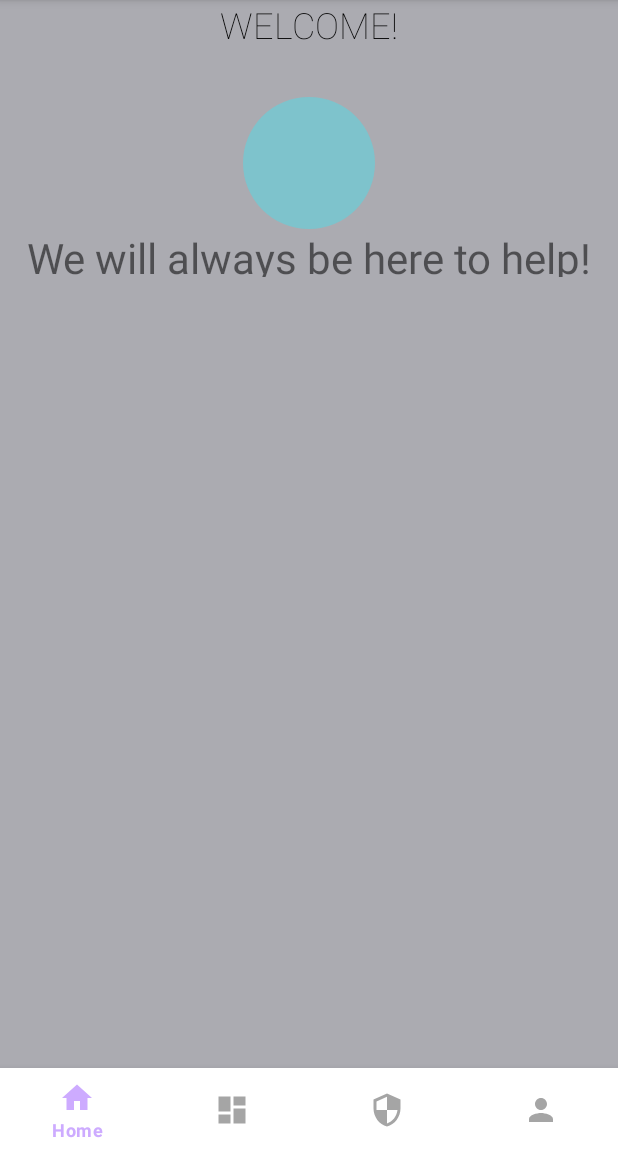
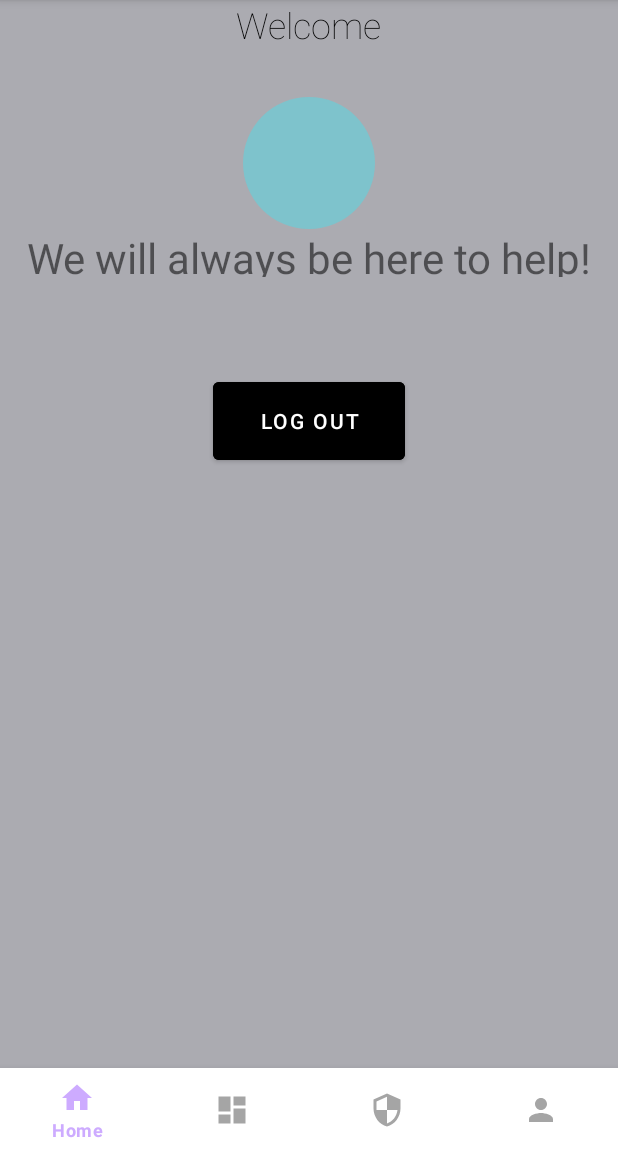
Before and after one commit to utkarshkhanna2609/FamSafe, an Android app: the fragment ProfileFragment placed in its activity, on a phone screen of 412 x 824 dp, the part 84-1236 px from its top. Run offline under Robolectric (Android 15) with nearby library versions, the phone set to English and light mode, and no system bars.

Commit message:
Adding Splash Screen to the application

```diff
--- a/app/src/main/java/com/example/famsafe/LoginActivity.kt
+++ b/app/src/main/java/com/example/famsafe/LoginActivity.kt
@@ -17,6 +17,7 @@ import com.google.firebase.auth.GoogleAuthProvider
 class LoginActivity : AppCompatActivity() {
     private val RC_SIGN_IN = 89
     private lateinit var googleSignInClient: GoogleSignInClient
+    public lateinit var name:String
     override fun onCreate(savedInstanceState: Bundle?) {
         super.onCreate(savedInstanceState)
         setContentView(R.layout.activity_login)
@@ -61,6 +62,7 @@ class LoginActivity : AppCompatActivity() {
                     val user = firebaseAuth.currentUser
                     startActivity(Intent(this,MainActivity::class.java))
                     Log.d("Uttu","Firebase Auth with google:${user?.displayName}")
+                    name=user?.displayName.toString()
                 } else {
                     // Sign in failed, display a message to the user.
                     Log.w(TAG, "signInWithCredential:failure", task.exception)
--- a/app/src/main/java/com/example/famsafe/ProfileFragment.kt
+++ b/app/src/main/java/com/example/famsafe/ProfileFragment.kt
@@ -1,6 +1,7 @@
 package com.example.famsafe
 
 import android.content.Context.LOCATION_SERVICE
+import android.content.res.Configuration
 import android.location.LocationManager
 import android.os.Bundle
 import android.telephony.SmsManager
@@ -12,6 +13,8 @@ import android.widget.Button
 import android.widget.Toast
 import androidx.core.content.ContextCompat.getSystemService
 import kotlinx.android.synthetic.main.fragment_profile.*
+import java.util.*
+import kotlin.collections.HashMap
 
 
 class ProfileFragment : Fragment() {
--- /dev/null
+++ b/app/src/main/res/drawable/button_bg.xml
@@ -0,0 +1,6 @@
+<?xml version="1.0" encoding="utf-8"?>
+
+<shape xmlns:android="http://schemas.android.com/apk/res/android"
+    android:shape="rectangle">
+    <solid android:color="#4A4949" />
+</shape>
--- /dev/null
+++ b/app/src/main/res/drawable/splash_background.xml
@@ -0,0 +1,9 @@
+<?xml version="1.0" encoding="utf-8"?>
+<layer-list xmlns:android="http://schemas.android.com/apk/res/android">
+    <item
+        android:drawable="@drawable/bg_gradient"/>
+    <item>
+        <bitmap android:gravity="center"
+            android:src="@drawable/splash_fg"/>
+    </item>
+</layer-list>
--- a/app/src/main/res/layout/fragment_profile.xml
+++ b/app/src/main/res/layout/fragment_profile.xml
@@ -14,15 +14,15 @@
             android:layout_marginTop="32dp"
             android:layout_width="88dp"
             android:layout_height="88dp"
-            app:layout_constraintTop_toBottomOf="@+id/welc_text"
-            app:layout_constraintStart_toStartOf="@id/welc_text"
-            app:layout_constraintEnd_toEndOf="@id/welc_text"
+            app:layout_constraintTop_toBottomOf="@+id/hello"
+            app:layout_constraintStart_toStartOf="@id/hello"
+            app:layout_constraintEnd_toEndOf="@id/hello"
             />
         <TextView
-            android:id="@+id/welc_text"
+            android:id="@+id/hello"
             android:layout_width="wrap_content"
             android:layout_height="wrap_content"
-            android:text="WELCOME!"
+            android:text="@string/welc_text"
             android:fontFamily="sans-serif-thin"
             android:textColor="@color/black"
             android:textSize="24sp"
@@ -31,6 +31,7 @@
             app:layout_constraintTop_toTopOf="parent"
             />
         <TextView
+            android:id="@+id/here_to_help"
             android:layout_width="wrap_content"
             android:layout_height="32sp"
             android:text="We will always be here to help!"
@@ -40,6 +41,15 @@
             android:elevation="100dp"
             android:textSize="28sp"
             />
+        <Button
+            android:text="LOG OUT"
+            android:layout_marginTop="64dp"
+            android:backgroundTint="@color/black"
+            android:layout_width="128dp"
+            android:layout_height="64dp"
+            app:layout_constraintTop_toBottomOf="@+id/here_to_help"
+            app:layout_constraintStart_toStartOf="parent"
+            app:layout_constraintEnd_toEndOf="parent"/>
     </androidx.constraintlayout.widget.ConstraintLayout>
 
 </ScrollView>
--- a/app/src/main/res/values/strings.xml
+++ b/app/src/main/res/values/strings.xml
@@ -3,4 +3,5 @@
     <!-- TODO: Remove or change this placeholder text -->
     <string name="hello_blank_fragment">Hello blank fragment</string>
     <string name="h_no_86_first_floor_shivpuri_geeta_colony_delhi_110051_india_delhi_110051_india_delhi_110051_india">H.No-86, First Floor, Shivpuri, Geeta Colony, Delhi-110051, India, Delhi-110051, India, Delhi-110051, India</string>
+    <string name="welc_text">Welcome</string>
 </resources>
--- a/app/src/main/res/values/themes.xml
+++ b/app/src/main/res/values/themes.xml
@@ -13,4 +13,11 @@
         <item name="android:statusBarColor" tools:targetApi="l">?attr/colorPrimaryVariant</item>
         <!-- Customize your theme here. -->
     </style>
+
+    <style name="SplashTheme" parent="Theme.MaterialComponents.Light.NoActionBar">
+        <item name="android:windowBackground">@drawable/splash_background</item>
+        <item name="colorPrimary">#EAE4B4</item>
+        <item name="colorPrimaryDark">@color/cardview_dark_background</item>
+        <item name="colorAccent">#6CB0CF</item>
+    </style>
 </resources>
```
Also changed, not shown: app/src/main/AndroidManifest.xml (+7 -0 lines), app/src/main/java/com/example/famsafe/SplashScreen.kt (added, +14 -0 lines), app/src/main/res/drawable/bg_gradient.png (added), app/src/main/res/drawable/splash_fg.png (added).
